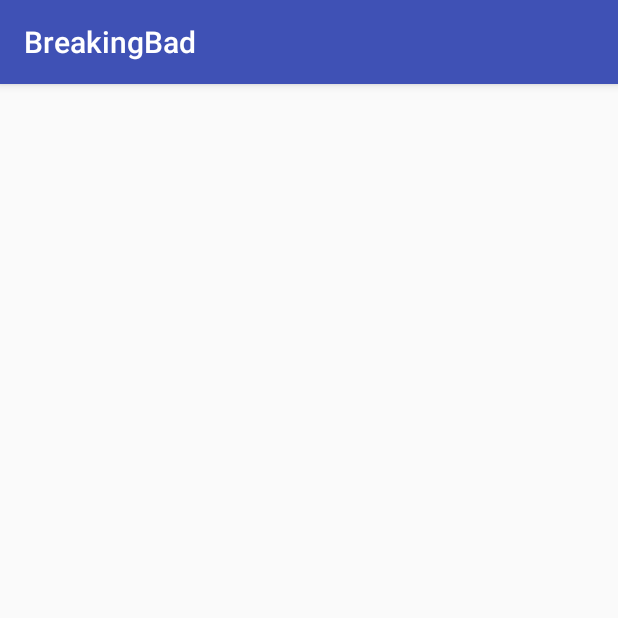
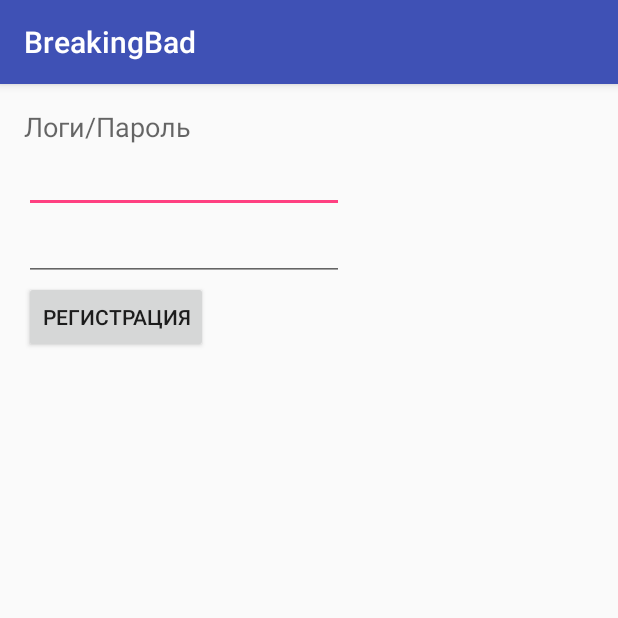
Before and after one commit to BataevAnton1995/BreakingBad, an Android app: the screen it shows after launch (MainActivity), on a phone screen of 412 x 824 dp, the top half of it. Run offline under Robolectric (Android 15) with nearby library versions, the phone set to English and light mode, and no system bars; 1 statement that could not run was skipped.

Commit message:
Регистрация, ошибка в mainActivity.java на 55 строчке

```diff
--- a/app/build.gradle
+++ b/app/build.gradle
@@ -23,4 +23,8 @@ dependencies {
     compile fileTree(dir: 'libs', include: ['*.jar'])
     testCompile 'junit:junit:4.12'
     compile 'com.android.support:appcompat-v7:23.1.1'
+    compile 'com.squareup.retrofit:retrofit:2.0.0-beta2'
+    compile 'com.squareup.retrofit:converter-gson:2.0.0-beta2'
+    compile 'io.realm:realm-android:0.87.4'
+    compile 'com.google.code.gson:gson:2.3.1'
 }
--- a/app/src/main/AndroidManifest.xml
+++ b/app/src/main/AndroidManifest.xml
@@ -1,7 +1,7 @@
 <?xml version="1.0" encoding="utf-8"?>
 <manifest xmlns:android="http://schemas.android.com/apk/res/android"
     package="com.breakingbad" >
-
+    <uses-permission android:name="android.permission.INTERNET"/>
     <application
         android:allowBackup="true"
         android:icon="@mipmap/ic_launcher"
--- a/app/src/main/java/com/breakingbad/MainActivity.java
+++ b/app/src/main/java/com/breakingbad/MainActivity.java
@@ -1,13 +1,65 @@
 package com.breakingbad;
 
+import android.os.Bundle;
 import android.support.v7.app.AppCompatActivity;
-import android.os.Bundle;
+import android.view.View;
+import android.widget.Button;
+import android.widget.EditText;
+
+import com.breakingbad.data.managers.network.api.RegAccount;
+import com.google.gson.Gson;
+import com.google.gson.GsonBuilder;
+
+import java.io.IOException;
+import java.util.HashMap;
+import java.util.Map;
+
+import retrofit.Call;
+import retrofit.GsonConverterFactory;
+import retrofit.Response;
+import retrofit.Retrofit;
 
 public class MainActivity extends AppCompatActivity {
+    private final String URL="http://91.225.109.172:7070";
+    private EditText mMail;
+    private EditText mPass;
+    private Button mReg;
+    private Gson regData = new GsonBuilder().create();
+    private Retrofit retrofit = new Retrofit.Builder().addConverterFactory(GsonConverterFactory.create(regData))
+            .baseUrl(URL)
+            .build();
 
+    private RegAccount intf = retrofit.create(RegAccount.class);
     @Override
     protected void onCreate(Bundle savedInstanceState) {
         super.onCreate(savedInstanceState);
         setContentView(R.layout.activity_main);
+        mMail = (EditText) findViewById(R.id.mail);
+        mPass = (EditText) findViewById(R.id.pass);
+        mReg = (Button) findViewById(R.id.reg);
+
+
+        mReg.setOnClickListener(new View.OnClickListener() {
+            @Override
+            public void onClick(View v) {
+                Map<String,String> mapJson = new HashMap<String, String>();
+                String status = null;
+                mapJson.put("password","qweqweqwe");
+                mapJson.put("socialIdentifier","native");
+                mapJson.put("email","25655qwe@mail.ru");
+
+                Call<Object> call = intf.data(status, mapJson);
+                try {
+                    Response<Object> response = call.execute();
+                    Map <String,String> map = regData.fromJson(response.body().toString(), Map.class);
+                    for(Map.Entry e:map.entrySet()){
+                        System.out.println(e.getKey()+" "+e.getValue());
+                    }
+                } catch (IOException e) {
+                    e.printStackTrace();
+                }
+            }
+        });
+
     }
 }
--- /dev/null
+++ b/app/src/main/java/com/breakingbad/data/managers/network/api/RegAccount.java
@@ -0,0 +1,15 @@
+package com.breakingbad.data.managers.network.api;
+
+import java.util.Map;
+
+import retrofit.Call;
+import retrofit.http.Field;
+import retrofit.http.FieldMap;
+import retrofit.http.FormUrlEncoded;
+import retrofit.http.POST;
+
+public interface RegAccount {
+    @FormUrlEncoded
+    @POST("user/registration")
+    Call<Object> data(@Field("") String status,@FieldMap Map<String,String> map);
+}
--- a/app/src/main/res/layout/activity_main.xml
+++ b/app/src/main/res/layout/activity_main.xml
@@ -6,4 +6,42 @@
     android:paddingTop="@dimen/activity_vertical_margin"
     android:paddingBottom="@dimen/activity_vertical_margin" tools:context=".MainActivity">
 
+    <TextView
+        android:layout_width="wrap_content"
+        android:layout_height="wrap_content"
+        android:textAppearance="?android:attr/textAppearanceMedium"
+        android:text="Логи/Пароль"
+        android:id="@+id/textView"
+        android:layout_alignParentTop="true"
+        android:layout_alignParentLeft="true"
+        android:layout_alignParentStart="true" />
+
+    <EditText
+        android:layout_width="wrap_content"
+        android:layout_height="wrap_content"
+        android:inputType="textPersonName"
+        android:ems="10"
+        android:id="@+id/mail"
+        android:layout_below="@+id/textView"
+        android:layout_alignParentLeft="true"
+        android:layout_alignParentStart="true" />
+
+    <EditText
+        android:layout_width="wrap_content"
+        android:layout_height="wrap_content"
+        android:inputType="textPersonName"
+        android:ems="10"
+        android:id="@+id/pass"
+        android:layout_below="@+id/mail"
+        android:layout_alignParentLeft="true"
+        android:layout_alignParentStart="true" />
+
+    <Button
+        android:layout_width="wrap_content"
+        android:layout_height="wrap_content"
+        android:text="Регистрация"
+        android:id="@+id/reg"
+        android:layout_below="@+id/pass"
+        android:layout_alignParentLeft="true"
+        android:layout_alignParentStart="true" />
 </RelativeLayout>
```
Also changed, not shown: 1 other file.
